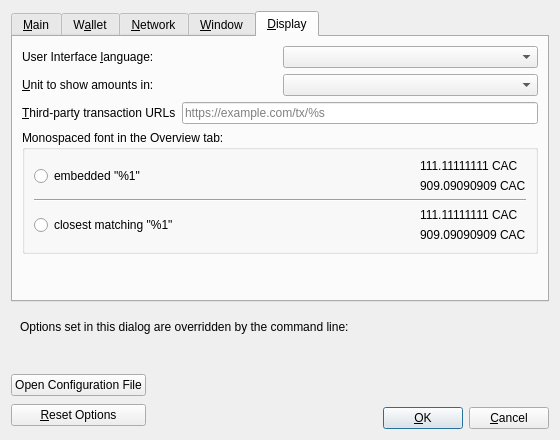
firstislamiccoin/firstislamiccoin, file firstislamiccoin-core/src/qt/forms/optionsdialog.ui: the form before one commit.
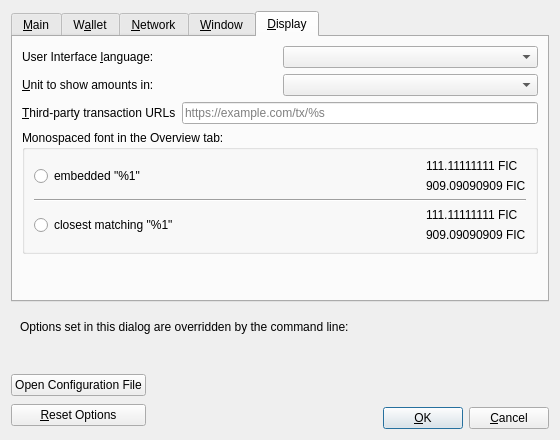
The form after the commit. The open tabs and pages were chosen to show the change. Custom widgets are drawn as their Qt base class.

Diff of the .ui file:
```diff
--- a/firstislamiccoin-core/src/qt/forms/optionsdialog.ui
+++ b/firstislamiccoin-core/src/qt/forms/optionsdialog.ui
@@ -809,14 +809,14 @@
               <item>
                <widget class="QLabel" name="embeddedFont_label_1">
                 <property name="text">
-                 <string notr="true">111.11111111 CAC</string>
+                 <string notr="true">111.11111111 FIC</string>
                 </property>
                </widget>
               </item>
               <item>
                <widget class="QLabel" name="embeddedFont_label_9">
                 <property name="text">
-                 <string notr="true">909.09090909 CAC</string>
+                 <string notr="true">909.09090909 FIC</string>
                 </property>
                </widget>
               </item>
@@ -858,14 +858,14 @@
               <item>
                <widget class="QLabel" name="systemFont_label_1">
                 <property name="text">
-                 <string notr="true">111.11111111 CAC</string>
+                 <string notr="true">111.11111111 FIC</string>
                 </property>
                </widget>
               </item>
               <item>
                <widget class="QLabel" name="systemFont_label_9">
                 <property name="text">
-                 <string notr="true">909.09090909 CAC</string>
+                 <string notr="true">909.09090909 FIC</string>
                 </property>
                </widget>
               </item>
```
Left out of the diff: 8 changed lines with no effect on the pictures.
